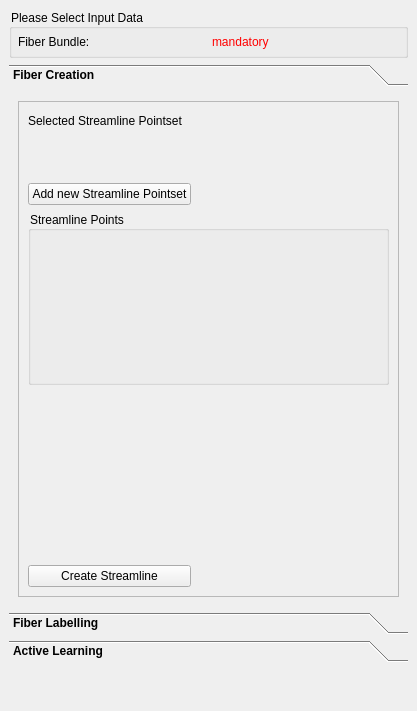
Old version of the form Plugins/org.mitk.gui.qt.diffusionimaging.fiberprocessing/src/internal/QmitkInteractiveFiberDissectionViewControls.ui in the repository MIC-DKFZ/MITK-Diffusion.
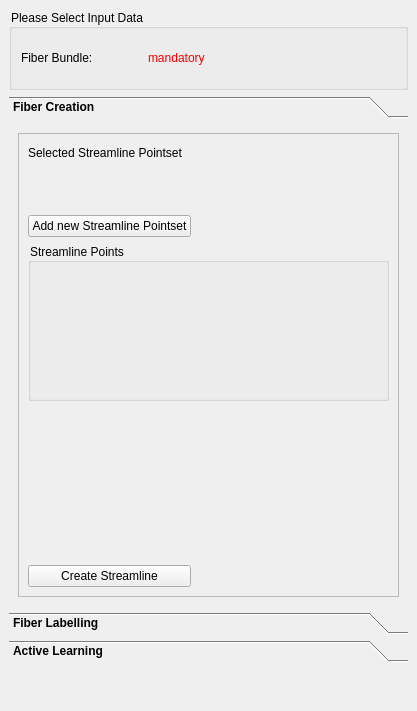
New version of the form. The open tabs and pages were chosen to show the change. Icons and pictures are not drawn. Custom widgets are drawn as their Qt base class.

```diff
--- a/Plugins/org.mitk.gui.qt.diffusionimaging.fiberprocessing/src/internal/QmitkInteractiveFiberDissectionViewControls.ui
+++ b/Plugins/org.mitk.gui.qt.diffusionimaging.fiberprocessing/src/internal/QmitkInteractiveFiberDissectionViewControls.ui
@@ -35,47 +35,6 @@
    <property name="bottomMargin">
     <number>9</number>
    </property>
-   <item row="0" column="0">
-    <widget class="QGroupBox" name="m_InputData">
-     <property name="title">
-      <string>Please Select Input Data</string>
-     </property>
-     <layout class="QGridLayout" name="gridLayout_9">
-      <property name="leftMargin">
-       <number>6</number>
-      </property>
-      <property name="topMargin">
-       <number>6</number>
-      </property>
-      <property name="rightMargin">
-       <number>6</number>
-      </property>
-      <property name="bottomMargin">
-       <number>6</number>
-      </property>
-      <item row="0" column="0">
-       <widget class="QLabel" name="label_2">
-        <property name="toolTip">
-         <string>Input DTI</string>
-        </property>
-        <property name="text">
-         <string>Fiber Bundle:</string>
-        </property>
-       </widget>
-      </item>
-      <item row="0" column="1">
-       <widget class="QLabel" name="m_FibLabel">
-        <property name="text">
-         <string>&lt;html&gt;&lt;head/&gt;&lt;body&gt;&lt;p&gt;&lt;span style=&quot; color:#ff0000;&quot;&gt;mandatory&lt;/span&gt;&lt;/p&gt;&lt;/body&gt;&lt;/html&gt;</string>
-        </property>
-        <property name="wordWrap">
-         <bool>true</bool>
-        </property>
-       </widget>
-      </item>
-     </layout>
-    </widget>
-   </item>
    <item row="1" column="0">
     <widget class="QToolBox" name="toolBoxx">
      <property name="enabled">
@@ -104,7 +63,7 @@
         <x>0</x>
         <y>0</y>
         <width>399</width>
-        <height>492</height>
+        <height>464</height>
        </rect>
       </property>
       <attribute name="label">
@@ -639,6 +598,51 @@
      </property>
     </spacer>
    </item>
+   <item row="0" column="0">
+    <widget class="QGroupBox" name="m_InputData">
+     <property name="title">
+      <string>Please Select Input Data</string>
+     </property>
+     <layout class="QHBoxLayout" name="horizontalLayout">
+      <item>
+       <widget class="QLabel" name="label_2">
+        <property name="toolTip">
+         <string>Input DTI</string>
+        </property>
+        <property name="text">
+         <string>Fiber Bundle:</string>
+        </property>
+       </widget>
+      </item>
+      <item>
+       <widget class="QLabel" name="m_FibLabel">
+        <property name="text">
+         <string>&lt;html&gt;&lt;head/&gt;&lt;body&gt;&lt;p&gt;&lt;span style=&quot; color:#ff0000;&quot;&gt;mandatory&lt;/span&gt;&lt;/p&gt;&lt;/body&gt;&lt;/html&gt;</string>
+        </property>
+        <property name="wordWrap">
+         <bool>true</bool>
+        </property>
+       </widget>
+      </item>
+      <item>
+       <widget class="QmitkSingleNodeSelectionWidget" name="m_trainbundleWidget" native="true">
+        <property name="sizePolicy">
+         <sizepolicy hsizetype="Preferred" vsizetype="Minimum">
+          <horstretch>0</horstretch>
+          <verstretch>0</verstretch>
+         </sizepolicy>
+        </property>
+        <property name="minimumSize">
+         <size>
+          <width>0</width>
+          <height>40</height>
+         </size>
+        </property>
+       </widget>
+      </item>
+     </layout>
+    </widget>
+   </item>
   </layout>
  </widget>
  <customwidgets>
```
Left out of the diff: 8 changed lines with no effect on the pictures.
